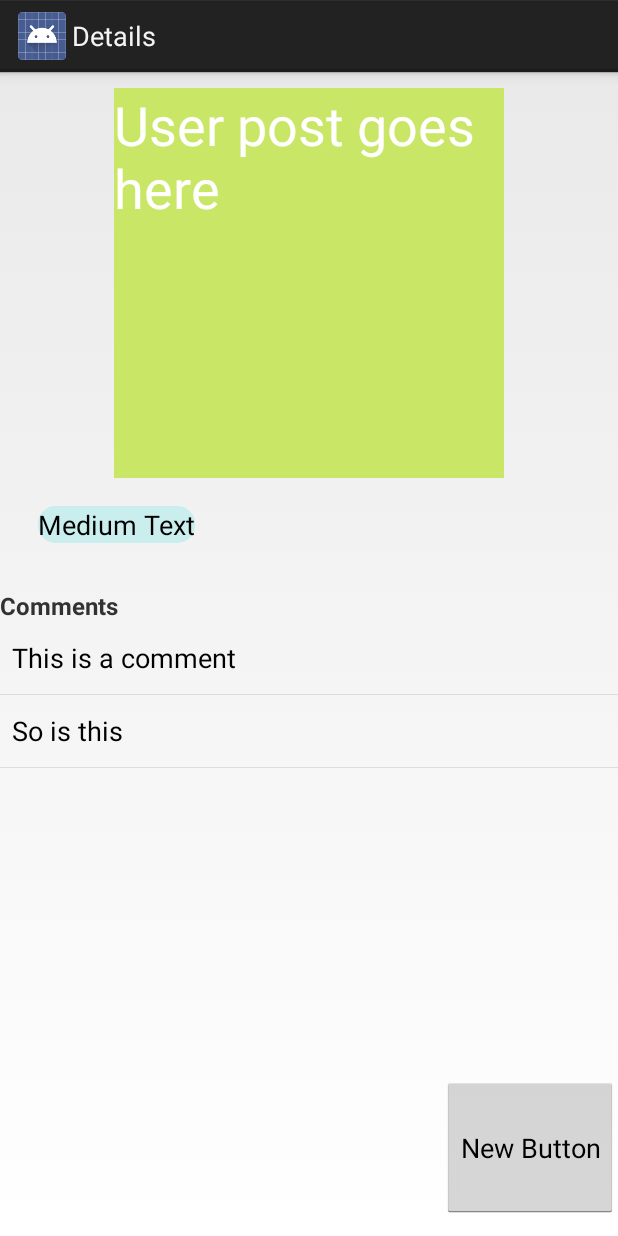
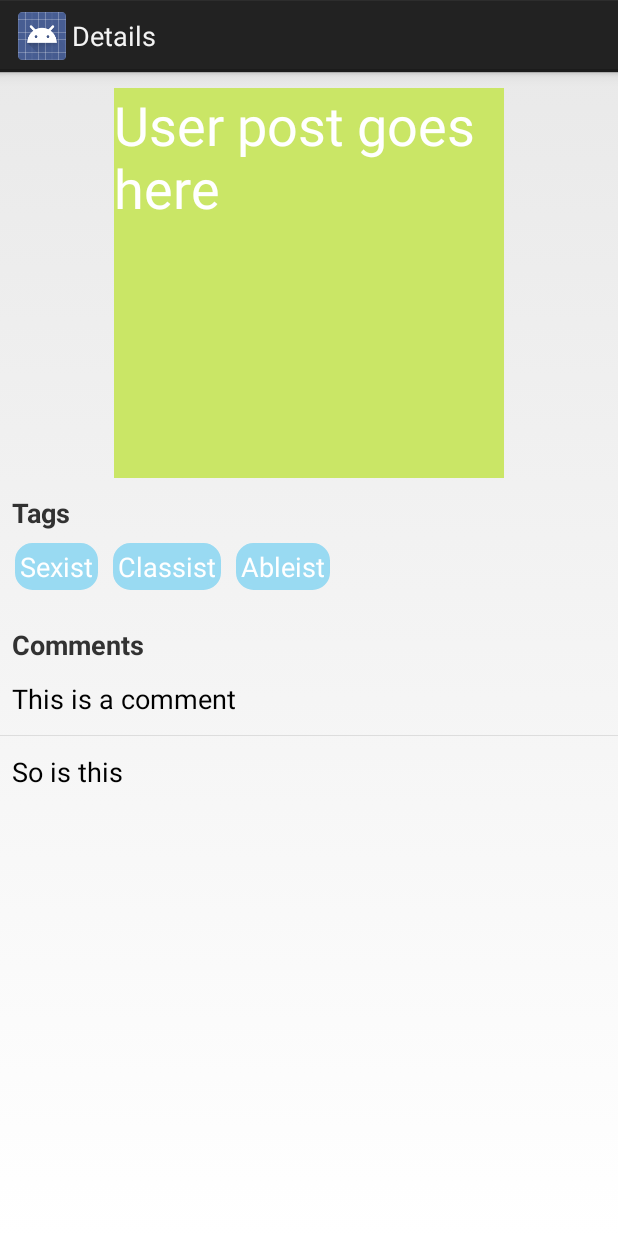
Before and after one commit to lhobbs/TriggerApp, an Android app: the Details screen opened directly, with no data from a screen before it, on a phone screen of 412 x 824 dp. Run offline under Robolectric (Android 15) with nearby library versions, the light colour scheme and no system bars.

Commit message:
Basic Screen Content Loaded

```diff
--- a/app/src/main/java/trigger/googlehack/trigger/Details.java
+++ b/app/src/main/java/trigger/googlehack/trigger/Details.java
@@ -1,20 +1,24 @@
 package trigger.googlehack.trigger;
 
 import android.app.Activity;
+import android.content.Intent;
 import android.os.Bundle;
 import android.view.Menu;
 import android.view.MenuItem;
 import android.view.View;
 import android.widget.AdapterView;
 import android.widget.ArrayAdapter;
-import android.widget.ListView;
+import android.widget.ExpandableListAdapter;
+import android.widget.ExpandableListView;
 import android.widget.TextView;
 import android.widget.Toast;
 import android.widget.AdapterView.OnItemClickListener;
+import java.util.ArrayList;
+import java.util.List;
+import android.widget.ListView;
 
 
 public class Details extends Activity {
-
     // Initialize the array
     String[] commentsArray = { "This is a comment", "So is this" };
 
@@ -23,7 +27,7 @@ public class Details extends Activity {
 
     private ArrayAdapter arrayAdapter;
 
-    /** Called when the activity is first created. */
+    /** Called when the activity is first created.*/
     @Override
     public void onCreate(Bundle savedInstanceState) {
         super.onCreate(savedInstanceState);
@@ -35,9 +39,39 @@ public class Details extends Activity {
 
         listView.setAdapter(arrayAdapter);
     }
+/*
+    // Initialize the array
+    List<String> commentList = new ArrayList<String>();
 
-    public void newComment(){
+    private ExpandableListView listView;
+    private ExpandableListAdapter newAdapter;
+
+    /** Called when the activity is first created.
+    @Override
+    public void onCreate(Bundle savedInstanceState) {
+        super.onCreate(savedInstanceState);
+        setContentView(R.layout.activity_details);
+
+        commentList.add("This is a comment");
+        commentList.add("So is this");
+
+        listView = (ExpandableListView) findViewById(R.id.expandList);
+
+        newAdapter = new ExpandableListAdapter(this, android.R.layout.simple_list_item_1, commentList);
+
+        listView.setAdapter(newAdapter);
+
+    }*/
+
+    public void commentBox(View view){
 
 
     }
+    public void newComment(String comment){
+        comment = " ";
+        //commentsArray.append(comment);
+        Intent intent = new Intent(this, Details.class);
+        startActivity(intent);
+    }
+
 }
--- a/app/src/main/java/trigger/googlehack/trigger/Home.java
+++ b/app/src/main/java/trigger/googlehack/trigger/Home.java
@@ -15,12 +15,12 @@ import android.widget.EditText;
 import android.widget.TextView;
 
 
-public class Home extends Activity {
+public class Home extends MainActivity {
 
     static TextView currPost;
 
     @Override
-    protected void onCreate(Bundle savedInstanceState) {
+    public void onCreate(Bundle savedInstanceState) {
         super.onCreate(savedInstanceState);
         setContentView(R.layout.activity_home);
 
--- a/app/src/main/res/drawable-hdpi/tag.xml
+++ b/app/src/main/res/drawable-hdpi/tag.xml
@@ -1,7 +1,7 @@
 <?xml version="1.0" encoding="UTF-8"?>
 <shape xmlns:android="http://schemas.android.com/apk/res/android">
-    <solid android:color="#caeeee"/>
-    <stroke android:width="3dip" android:color="#caeeee" />
+    <solid android:color="#99daf2"/>
+    <stroke android:width="3dip" android:color="#99daf2" />
     <corners android:radius="10dip"/>
     <padding android:left="0dip" android:top="0dip" android:right="0dip" android:bottom="0dip" />
 </shape>
--- a/app/src/main/res/layout/activity_details.xml
+++ b/app/src/main/res/layout/activity_details.xml
@@ -22,6 +22,15 @@
             android:textColor="#FFF" />
     </FrameLayout>
 
+    <TextView
+        android:layout_width="wrap_content"
+        android:layout_height="wrap_content"
+        android:text="Tags"
+        android:id="@+id/textView6"
+        android:textStyle="bold"
+        android:textSize="18dp"
+        android:layout_marginLeft="8dp" />
+
     <TableLayout
         android:layout_width="fill_parent"
         android:layout_height="63dp"
@@ -32,7 +41,7 @@
         <TableRow
             android:layout_width="fill_parent"
             android:layout_height="fill_parent"
-            android:paddingLeft="15dp"
+            android:paddingLeft="0dp"
             android:paddingTop="8dp"
             android:paddingRight="0dp"
             android:paddingBottom="0dp">
@@ -41,11 +50,39 @@
                 android:layout_width="wrap_content"
                 android:layout_height="wrap_content"
                 android:textAppearance="?android:attr/textAppearanceMedium"
-                android:text="Medium Text"
+                android:text="Sexist"
                 android:id="@+id/textView"
                 android:layout_column="0"
                 android:shadowColor="#eeeeee"
-                android:background="@drawable/tag" />
+                android:background="@drawable/tag"
+                android:textColor="#fff"
+                android:layout_marginRight="10dp"
+                android:padding="3dp" />
+
+            <TextView
+                android:layout_width="wrap_content"
+                android:layout_height="wrap_content"
+                android:textAppearance="?android:attr/textAppearanceMedium"
+                android:text="Classist"
+                android:id="@+id/textView5"
+                android:layout_column="1"
+                android:shadowColor="#eeeeee"
+                android:background="@drawable/tag"
+                android:textColor="#fff"
+                android:padding="3dp"
+                android:layout_marginRight="10dp" />
+
+            <TextView
+                android:layout_width="wrap_content"
+                android:layout_height="wrap_content"
+                android:textAppearance="?android:attr/textAppearanceMedium"
+                android:text="Ableist"
+                android:id="@+id/textView7"
+                android:layout_column="2"
+                android:shadowColor="#eeeeee"
+                android:background="@drawable/tag"
+                android:textColor="#fff"
+                android:padding="3dp" />
 
         </TableRow>
     </TableLayout>
@@ -56,19 +93,13 @@
         android:text="Comments"
         android:id="@+id/textView4"
         android:textStyle="bold"
-        android:textSize="16dp" />
+        android:textSize="18dp"
+        android:layout_marginLeft="8dp" />
 
     <ListView
+        android:layout_width="match_parent"
+        android:layout_height="wrap_content"
         android:id="@+id/list"
-        android:layout_width="match_parent"
-        android:layout_height="303dp" >
-    </ListView>
-
-    <Button
-        android:layout_width="wrap_content"
-        android:layout_height="94dp"
-        android:text="New Button"
-        android:id="@+id/button"
-        android:layout_gravity="right" />
+        android:layout_gravity="center_horizontal" />
 
 </LinearLayout>
--- a/app/src/main/res/values/strings.xml
+++ b/app/src/main/res/values/strings.xml
@@ -4,6 +4,7 @@
     <string name="app_name">Trigger</string>
     <string name="hello_world">Hello world!</string>
     <string name="action_settings">Settings</string>
+    <string name="title_activity_home">Home</string>
     <string name="title_activity_details">Details</string>
     <string name="title_activity_add">Add</string>
 
```
Also changed, not shown: app/src/main/AndroidManifest.xml (+6 -2 lines), app/src/main/java/trigger/googlehack/trigger/MainActivity.java (added, +43 -0 lines), app/src/main/res/layout/activity_main_acitivity.xml (added, +42 -0 lines), app/src/main/res/drawable-hdpi/com_facebook_button_like_background.png (added), app/src/main/res/drawable-hdpi/com_facebook_logo.png (added), app/src/main/res/drawable-hdpi/logowhitebg.png (added).
